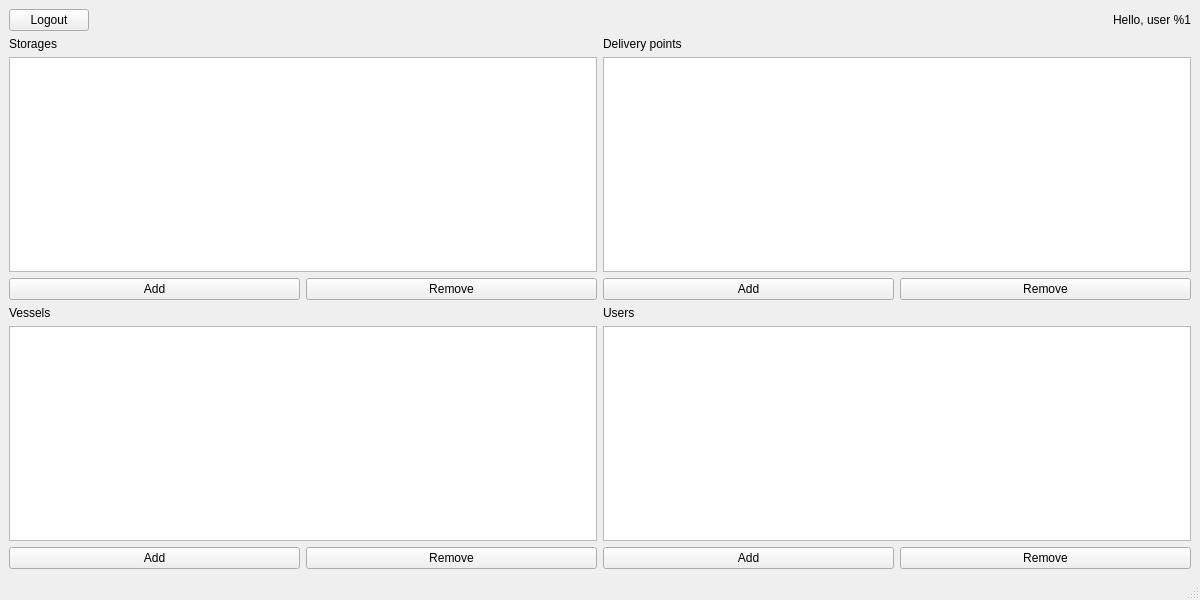
Old version of the form sea_transport/adminpanel.ui in the repository NuarkNoir/sea_transport.
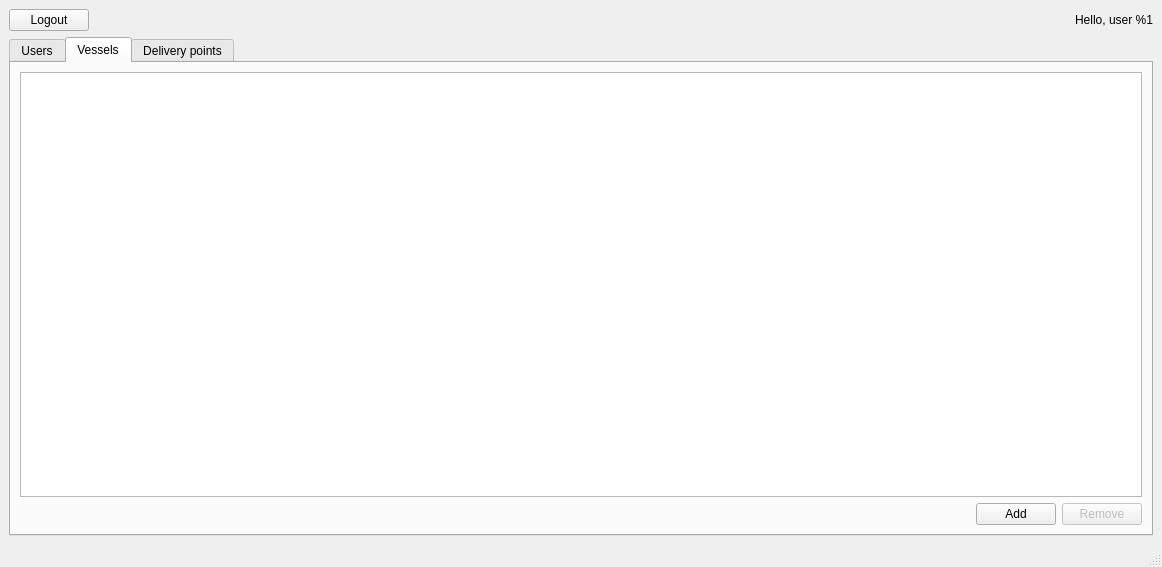
New version of the form. The open tabs and pages were chosen to show the change.

Commit message: Redone Admin panel UI

What changed in the file:
```diff
--- a/sea_transport/adminpanel.ui
+++ b/sea_transport/adminpanel.ui
@@ -6,68 +6,84 @@
    <rect>
     <x>0</x>
     <y>0</y>
-    <width>1200</width>
-    <height>600</height>
+    <width>1162</width>
+    <height>567</height>
    </rect>
   </property>
+  <property name="sizePolicy">
+   <sizepolicy hsizetype="Maximum" vsizetype="Maximum">
+    <horstretch>0</horstretch>
+    <verstretch>0</verstretch>
+   </sizepolicy>
+  </property>
   <property name="windowTitle">
    <string>MainWindow</string>
   </property>
   <widget class="QWidget" name="centralwidget">
-   <layout class="QGridLayout" name="gridLayout">
-    <item row="2" column="0">
-     <layout class="QVBoxLayout" name="verticalLayout_2">
-      <item>
-       <widget class="QLabel" name="label">
-        <property name="text">
-         <string>Vessels</string>
-        </property>
-       </widget>
-      </item>
-      <item>
-       <widget class="QTableView" name="tv_vessels">
-        <attribute name="horizontalHeaderStretchLastSection">
-         <bool>true</bool>
-        </attribute>
-       </widget>
-      </item>
-      <item>
-       <layout class="QHBoxLayout" name="horizontalLayout_4">
-        <item>
-         <widget class="QPushButton" name="pb_vessels_add">
+   <layout class="QGridLayout" name="gridLayout_4">
+    <item row="0" column="0">
+     <widget class="QPushButton" name="pb_logout">
+      <property name="sizePolicy">
+       <sizepolicy hsizetype="Maximum" vsizetype="Fixed">
+        <horstretch>0</horstretch>
+        <verstretch>0</verstretch>
+       </sizepolicy>
+      </property>
           <property name="text">
-           <string>Add</string>
+       <string>Logout</string>
           </property>
          </widget>
         </item>
-        <item>
-         <widget class="QPushButton" name="pb_vessels_remove">
+    <item row="0" column="1">
+     <widget class="QLabel" name="lab_user">
           <property name="text">
-           <string>Remove</string>
-          </property>
-         </widget>
-        </item>
-       </layout>
-      </item>
-     </layout>
-    </item>
-    <item row="2" column="1">
-     <layout class="QVBoxLayout" name="verticalLayout_4">
-      <item>
-       <widget class="QLabel" name="label_2">
-        <property name="text">
+       <string>Hello, user %1</string>
+      </property>
+      <property name="alignment">
+       <set>Qt::AlignRight|Qt::AlignTrailing|Qt::AlignVCenter</set>
+      </property>
+     </widget>
+    </item>
+    <item row="1" column="0" colspan="2">
+     <widget class="QTabWidget" name="tw_tabs">
+      <property name="tabShape">
+       <enum>QTabWidget::Rounded</enum>
+      </property>
+      <property name="currentIndex">
+       <number>2</number>
+      </property>
+      <property name="documentMode">
+       <bool>false</bool>
+      </property>
+      <property name="tabBarAutoHide">
+       <bool>false</bool>
+      </property>
+      <widget class="QWidget" name="tab_users">
+       <attribute name="title">
          <string>Users</string>
-        </property>
-       </widget>
-      </item>
-      <item>
+       </attribute>
+       <layout class="QGridLayout" name="gridLayout">
+        <item row="0" column="0" colspan="2">
        <widget class="QTableView" name="tv_users">
         <attribute name="horizontalHeaderStretchLastSection">
          <bool>true</bool>
         </attribute>
        </widget>
       </item>
-      <item>
+        <item row="1" column="0">
+         <spacer name="horizontalSpacer">
+          <property name="orientation">
+           <enum>Qt::Horizontal</enum>
+          </property>
+          <property name="sizeHint" stdset="0">
+           <size>
+            <width>953</width>
+            <height>20</height>
+           </size>
+          </property>
+         </spacer>
+        </item>
+        <item row="1" column="1">
        <layout class="QHBoxLayout" name="horizontalLayout_3">
         <item>
          <widget class="QPushButton" name="pb_users_add">
@@ -78,32 +94,85 @@
         </item>
         <item>
          <widget class="QPushButton" name="pb_users_remove">
+            <property name="enabled">
+             <bool>false</bool>
+            </property>
           <property name="text">
            <string>Remove</string>
           </property>
          </widget>
         </item>
        </layout>
+        </item>
+       </layout>
+      </widget>
+      <widget class="QWidget" name="tab_vessels">
+       <attribute name="title">
+        <string>Vessels</string>
+       </attribute>
+       <layout class="QGridLayout" name="gridLayout_2">
+        <item row="1" column="2">
+         <layout class="QHBoxLayout" name="horizontalLayout_4">
+          <item>
+           <widget class="QPushButton" name="pb_vessels_add">
+            <property name="text">
+             <string>Add</string>
+            </property>
+           </widget>
+          </item>
+          <item>
+           <widget class="QPushButton" name="pb_vessels_remove">
+            <property name="enabled">
+             <bool>false</bool>
+            </property>
+            <property name="text">
+             <string>Remove</string>
+            </property>
+           </widget>
       </item>
      </layout>
     </item>
     <item row="1" column="1">
-     <layout class="QVBoxLayout" name="verticalLayout_3">
-      <item>
-       <widget class="QLabel" name="label_4">
-        <property name="text">
+         <spacer name="horizontalSpacer_2">
+          <property name="orientation">
+           <enum>Qt::Horizontal</enum>
+          </property>
+          <property name="sizeHint" stdset="0">
+           <size>
+            <width>953</width>
+            <height>20</height>
+           </size>
+          </property>
+         </spacer>
+        </item>
+        <item row="0" column="1" colspan="2">
+         <widget class="QTableView" name="tv_vessels">
+          <attribute name="horizontalHeaderStretchLastSection">
+           <bool>true</bool>
+          </attribute>
+         </widget>
+        </item>
+       </layout>
+      </widget>
+      <widget class="QWidget" name="tab">
+       <attribute name="title">
          <string>Delivery points</string>
-        </property>
-       </widget>
-      </item>
-      <item>
-       <widget class="QTableView" name="tv_dp">
-        <attribute name="horizontalHeaderStretchLastSection">
-         <bool>true</bool>
-        </attribute>
-       </widget>
-      </item>
-      <item>
+       </attribute>
+       <layout class="QGridLayout" name="gridLayout_3">
+        <item row="1" column="1">
+         <spacer name="horizontalSpacer_3">
+          <property name="orientation">
+           <enum>Qt::Horizontal</enum>
+          </property>
+          <property name="sizeHint" stdset="0">
+           <size>
+            <width>953</width>
+            <height>20</height>
+           </size>
+          </property>
+         </spacer>
+        </item>
+        <item row="1" column="2">
        <layout class="QHBoxLayout" name="horizontalLayout_2">
         <item>
          <widget class="QPushButton" name="pb_dp_add">
@@ -114,6 +183,9 @@
         </item>
         <item>
          <widget class="QPushButton" name="pb_dp_remove">
+            <property name="enabled">
+             <bool>false</bool>
+            </property>
           <property name="text">
            <string>Remove</string>
           </property>
@@ -121,65 +193,15 @@
         </item>
        </layout>
       </item>
-     </layout>
-    </item>
-    <item row="1" column="0">
-     <layout class="QVBoxLayout" name="verticalLayout">
-      <item>
-       <widget class="QLabel" name="label_3">
-        <property name="text">
-         <string>Storages</string>
-        </property>
-       </widget>
-      </item>
-      <item>
-       <widget class="QTableView" name="tv_storages">
+        <item row="0" column="1" colspan="2">
+         <widget class="QTableView" name="tv_dp">
         <attribute name="horizontalHeaderStretchLastSection">
          <bool>true</bool>
         </attribute>
        </widget>
       </item>
-      <item>
-       <layout class="QHBoxLayout" name="horizontalLayout">
-        <item>
-         <widget class="QPushButton" name="pb_storage_add">
-          <property name="text">
-           <string>Add</string>
-          </property>
-         </widget>
-        </item>
-        <item>
-         <widget class="QPushButton" name="pb_storage_remove">
-          <property name="text">
-           <string>Remove</string>
-          </property>
-         </widget>
-        </item>
        </layout>
-      </item>
-     </layout>
-    </item>
-    <item row="0" column="1">
-     <widget class="QLabel" name="lab_user">
-      <property name="text">
-       <string>Hello, user %1</string>
-      </property>
-      <property name="alignment">
-       <set>Qt::AlignRight|Qt::AlignTrailing|Qt::AlignVCenter</set>
-      </property>
-     </widget>
-    </item>
-    <item row="0" column="0">
-     <widget class="QPushButton" name="pb_logout">
-      <property name="sizePolicy">
-       <sizepolicy hsizetype="Maximum" vsizetype="Fixed">
-        <horstretch>0</horstretch>
-        <verstretch>0</verstretch>
-       </sizepolicy>
-      </property>
-      <property name="text">
-       <string>Logout</string>
-      </property>
+      </widget>
      </widget>
     </item>
    </layout>
```
Left out of the diff: 2 changed lines with no effect on the pictures. Lines whose indentation alone changed are shown as unchanged. The commit also changes 2 other files.
